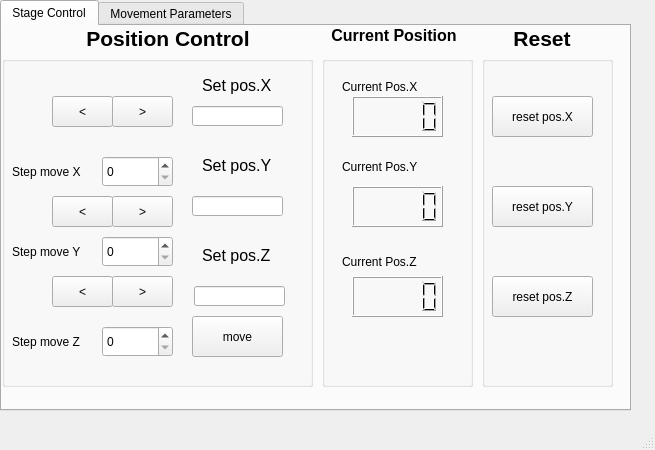
Qt form motor/GUI/XYZWidget.ui (zhixing1996/pytct) before a commit.
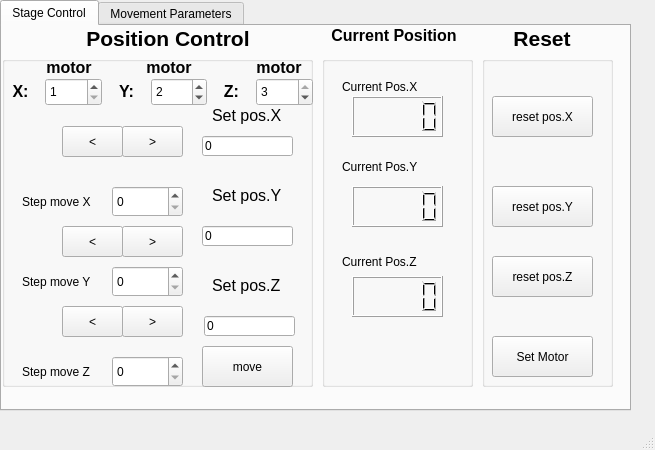
The same form after that commit. The open tabs and pages were chosen to show the change.

Commit message: add current position of scanning ,add  changing motor options

```diff
--- a/motor/GUI/XYZWidget.ui
+++ b/motor/GUI/XYZWidget.ui
@@ -106,7 +106,7 @@
        <property name="geometry">
         <rect>
          <x>10</x>
-         <y>220</y>
+         <y>200</y>
          <width>101</width>
          <height>41</height>
         </rect>
@@ -115,6 +115,19 @@
         <string>reset pos.Z</string>
        </property>
       </widget>
+      <widget class="QPushButton" name="SetMotor">
+       <property name="geometry">
+        <rect>
+         <x>10</x>
+         <y>280</y>
+         <width>101</width>
+         <height>41</height>
+        </rect>
+       </property>
+       <property name="text">
+        <string>Set Motor</string>
+       </property>
+      </widget>
      </widget>
      <widget class="QLabel" name="label_8">
       <property name="geometry">
@@ -245,8 +258,8 @@
       <widget class="QLabel" name="label_5">
        <property name="geometry">
         <rect>
-         <x>200</x>
-         <y>20</y>
+         <x>210</x>
+         <y>50</y>
          <width>72</width>
          <height>18</height>
         </rect>
@@ -258,8 +271,8 @@
       <widget class="QLabel" name="label_6">
        <property name="geometry">
         <rect>
-         <x>200</x>
-         <y>100</y>
+         <x>210</x>
+         <y>130</y>
          <width>72</width>
          <height>18</height>
         </rect>
@@ -271,8 +284,8 @@
       <widget class="QLabel" name="label_7">
        <property name="geometry">
         <rect>
-         <x>200</x>
-         <y>190</y>
+         <x>210</x>
+         <y>220</y>
          <width>72</width>
          <height>18</height>
         </rect>
@@ -284,8 +297,8 @@
       <widget class="QSpinBox" name="StepMoveX">
        <property name="geometry">
         <rect>
-         <x>100</x>
-         <y>100</y>
+         <x>110</x>
+         <y>130</y>
          <width>71</width>
          <height>31</height>
         </rect>
@@ -297,8 +310,8 @@
       <widget class="QSpinBox" name="StepMoveY">
        <property name="geometry">
         <rect>
-         <x>100</x>
-         <y>180</y>
+         <x>110</x>
+         <y>210</y>
          <width>71</width>
          <height>31</height>
         </rect>
@@ -307,8 +320,8 @@
       <widget class="QSpinBox" name="StepMoveZ">
        <property name="geometry">
         <rect>
-         <x>100</x>
-         <y>270</y>
+         <x>110</x>
+         <y>300</y>
          <width>71</width>
          <height>31</height>
         </rect>
@@ -317,8 +330,8 @@
       <widget class="QLabel" name="label">
        <property name="geometry">
         <rect>
-         <x>10</x>
-         <y>100</y>
+         <x>20</x>
+         <y>130</y>
          <width>71</width>
          <height>31</height>
         </rect>
@@ -330,8 +343,8 @@
       <widget class="QLabel" name="label_2">
        <property name="geometry">
         <rect>
-         <x>10</x>
-         <y>180</y>
+         <x>20</x>
+         <y>210</y>
          <width>71</width>
          <height>31</height>
         </rect>
@@ -343,8 +356,8 @@
       <widget class="QLabel" name="label_3">
        <property name="geometry">
         <rect>
-         <x>10</x>
-         <y>270</y>
+         <x>20</x>
+         <y>300</y>
          <width>71</width>
          <height>31</height>
         </rect>
@@ -356,8 +369,8 @@
       <widget class="QPushButton" name="XMinus">
        <property name="geometry">
         <rect>
-         <x>50</x>
-         <y>40</y>
+         <x>60</x>
+         <y>70</y>
          <width>61</width>
          <height>31</height>
         </rect>
@@ -369,8 +382,8 @@
       <widget class="QPushButton" name="XPlus">
        <property name="geometry">
         <rect>
-         <x>110</x>
-         <y>40</y>
+         <x>120</x>
+         <y>70</y>
          <width>61</width>
          <height>31</height>
         </rect>
@@ -382,8 +395,8 @@
       <widget class="QPushButton" name="YMinus">
        <property name="geometry">
         <rect>
-         <x>50</x>
-         <y>140</y>
+         <x>60</x>
+         <y>170</y>
          <width>61</width>
          <height>31</height>
         </rect>
@@ -395,8 +408,8 @@
       <widget class="QPushButton" name="YPlus">
        <property name="geometry">
         <rect>
-         <x>110</x>
-         <y>140</y>
+         <x>120</x>
+         <y>170</y>
          <width>61</width>
          <height>31</height>
         </rect>
@@ -408,8 +421,8 @@
       <widget class="QPushButton" name="ZMinus">
        <property name="geometry">
         <rect>
-         <x>50</x>
-         <y>220</y>
+         <x>60</x>
+         <y>250</y>
          <width>61</width>
          <height>31</height>
         </rect>
@@ -421,8 +434,8 @@
       <widget class="QPushButton" name="ZPlus">
        <property name="geometry">
         <rect>
-         <x>110</x>
-         <y>220</y>
+         <x>120</x>
+         <y>250</y>
          <width>61</width>
          <height>31</height>
         </rect>
@@ -434,8 +447,8 @@
       <widget class="QPushButton" name="MoveButton">
        <property name="geometry">
         <rect>
-         <x>190</x>
-         <y>260</y>
+         <x>200</x>
+         <y>290</y>
          <width>91</width>
          <height>41</height>
         </rect>
@@ -447,32 +460,203 @@
       <widget class="QLineEdit" name="SetPosX">
        <property name="geometry">
         <rect>
-         <x>190</x>
-         <y>50</y>
+         <x>200</x>
+         <y>80</y>
          <width>91</width>
          <height>20</height>
         </rect>
        </property>
+       <property name="text">
+        <string>0</string>
+       </property>
       </widget>
       <widget class="QLineEdit" name="SetPosY">
        <property name="geometry">
         <rect>
-         <x>190</x>
-         <y>140</y>
+         <x>200</x>
+         <y>170</y>
          <width>91</width>
          <height>20</height>
         </rect>
        </property>
+       <property name="text">
+        <string>0</string>
+       </property>
       </widget>
       <widget class="QLineEdit" name="SetPosZ">
        <property name="geometry">
         <rect>
-         <x>192</x>
-         <y>230</y>
+         <x>202</x>
+         <y>260</y>
          <width>91</width>
          <height>20</height>
         </rect>
        </property>
+       <property name="text">
+        <string>0</string>
+       </property>
+      </widget>
+      <widget class="QLabel" name="label_29">
+       <property name="geometry">
+        <rect>
+         <x>40</x>
+         <y>2</y>
+         <width>54</width>
+         <height>20</height>
+        </rect>
+       </property>
+       <property name="text">
+        <string>&lt;html&gt;&lt;head/&gt;&lt;body&gt;&lt;p align=&quot;center&quot;&gt;&lt;span style=&quot; font-size:12pt; font-weight:600;&quot;&gt;motor&lt;/span&gt;&lt;/p&gt;&lt;/body&gt;&lt;/html&gt;</string>
+       </property>
+      </widget>
+      <widget class="QLabel" name="label_30">
+       <property name="geometry">
+        <rect>
+         <x>140</x>
+         <y>2</y>
+         <width>54</width>
+         <height>20</height>
+        </rect>
+       </property>
+       <property name="text">
+        <string>&lt;html&gt;&lt;head/&gt;&lt;body&gt;&lt;p align=&quot;center&quot;&gt;&lt;span style=&quot; font-size:12pt; font-weight:600;&quot;&gt;motor&lt;/span&gt;&lt;/p&gt;&lt;/body&gt;&lt;/html&gt;</string>
+       </property>
+      </widget>
+      <widget class="QLabel" name="label_31">
+       <property name="geometry">
+        <rect>
+         <x>250</x>
+         <y>2</y>
+         <width>54</width>
+         <height>20</height>
+        </rect>
+       </property>
+       <property name="text">
+        <string>&lt;html&gt;&lt;head/&gt;&lt;body&gt;&lt;p align=&quot;center&quot;&gt;&lt;span style=&quot; font-size:12pt; font-weight:600;&quot;&gt;motor&lt;/span&gt;&lt;/p&gt;&lt;/body&gt;&lt;/html&gt;</string>
+       </property>
+      </widget>
+      <widget class="QWidget" name="">
+       <property name="geometry">
+        <rect>
+         <x>0</x>
+         <y>20</y>
+         <width>311</width>
+         <height>32</height>
+        </rect>
+       </property>
+       <layout class="QHBoxLayout" name="horizontalLayout_4">
+        <item>
+         <widget class="QLabel" name="label_26">
+          <property name="minimumSize">
+           <size>
+            <width>0</width>
+            <height>20</height>
+           </size>
+          </property>
+          <property name="maximumSize">
+           <size>
+            <width>37</width>
+            <height>16777215</height>
+           </size>
+          </property>
+          <property name="text">
+           <string>&lt;html&gt;&lt;head/&gt;&lt;body&gt;&lt;p align=&quot;center&quot;&gt;&lt;span style=&quot; font-size:12pt; font-weight:600;&quot;&gt;X:&lt;/span&gt;&lt;/p&gt;&lt;/body&gt;&lt;/html&gt;</string>
+          </property>
+         </widget>
+        </item>
+        <item>
+         <widget class="QSpinBox" name="X_Motor_Num">
+          <property name="minimumSize">
+           <size>
+            <width>0</width>
+            <height>28</height>
+           </size>
+          </property>
+          <property name="minimum">
+           <number>1</number>
+          </property>
+          <property name="maximum">
+           <number>3</number>
+          </property>
+         </widget>
+        </item>
+        <item>
+         <widget class="QLabel" name="label_27">
+          <property name="minimumSize">
+           <size>
+            <width>0</width>
+            <height>20</height>
+           </size>
+          </property>
+          <property name="maximumSize">
+           <size>
+            <width>37</width>
+            <height>16777215</height>
+           </size>
+          </property>
+          <property name="text">
+           <string>&lt;html&gt;&lt;head/&gt;&lt;body&gt;&lt;p align=&quot;center&quot;&gt;&lt;span style=&quot; font-size:12pt; font-weight:600;&quot;&gt;Y:&lt;/span&gt;&lt;/p&gt;&lt;/body&gt;&lt;/html&gt;</string>
+          </property>
+         </widget>
+        </item>
+        <item>
+         <widget class="QSpinBox" name="Y_Motor_Num">
+          <property name="minimumSize">
+           <size>
+            <width>0</width>
+            <height>28</height>
+           </size>
+          </property>
+          <property name="minimum">
+           <number>1</number>
+          </property>
+          <property name="maximum">
+           <number>3</number>
+          </property>
+          <property name="value">
+           <number>2</number>
+          </property>
+         </widget>
+        </item>
+        <item>
+         <widget class="QLabel" name="label_28">
+          <property name="minimumSize">
+           <size>
+            <width>0</width>
+            <height>20</height>
+           </size>
+          </property>
+          <property name="maximumSize">
+           <size>
+            <width>37</width>
+            <height>16777215</height>
+           </size>
+          </property>
+          <property name="text">
+           <string>&lt;html&gt;&lt;head/&gt;&lt;body&gt;&lt;p align=&quot;center&quot;&gt;&lt;span style=&quot; font-size:12pt; font-weight:600;&quot;&gt;Z:&lt;/span&gt;&lt;/p&gt;&lt;/body&gt;&lt;/html&gt;</string>
+          </property>
+         </widget>
+        </item>
+        <item>
+         <widget class="QSpinBox" name="Z_Motor_Num">
+          <property name="minimumSize">
+           <size>
+            <width>0</width>
+            <height>28</height>
+           </size>
+          </property>
+          <property name="minimum">
+           <number>1</number>
+          </property>
+          <property name="maximum">
+           <number>3</number>
+          </property>
+          <property name="value">
+           <number>3</number>
+          </property>
+         </widget>
+        </item>
+       </layout>
       </widget>
      </widget>
     </widget>
```
Left out of the diff: 112 changed lines with no effect on the pictures. The commit also changes 2 other files.
